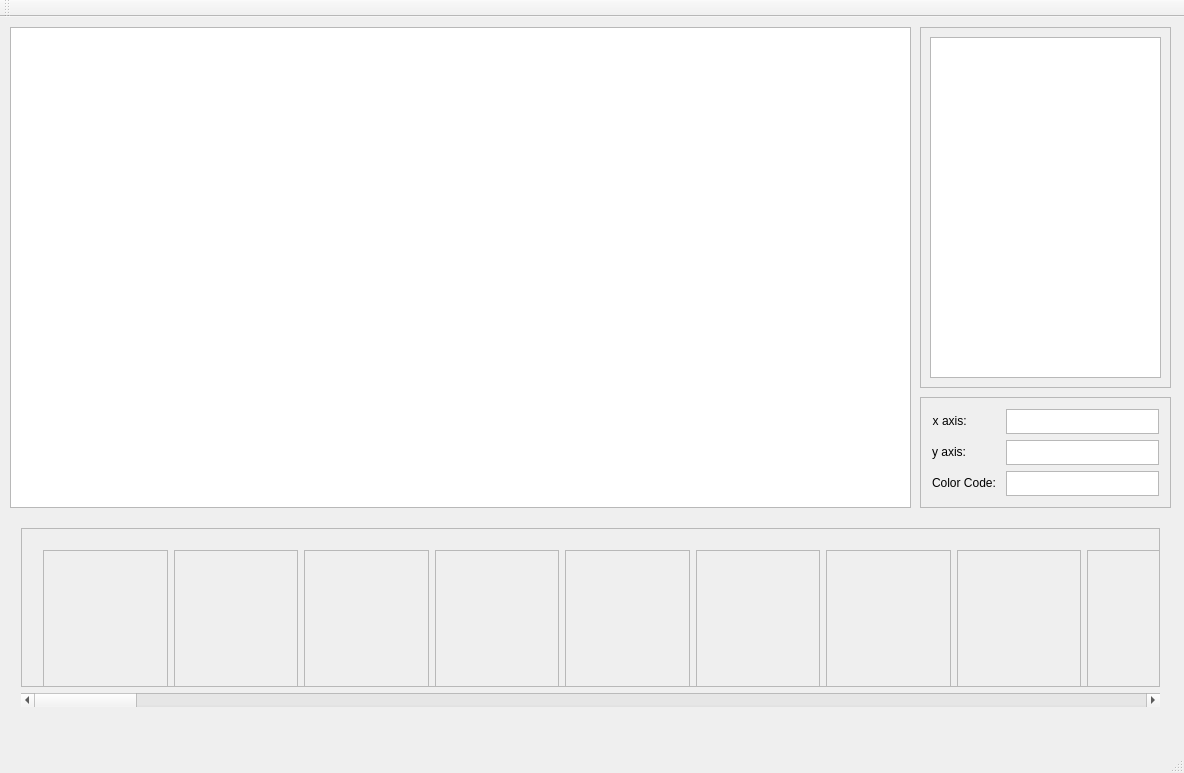
Before: the Qt Designer form mainwindow.ui in unrelentingfox/TowerAnimator-cs383, drawn with Qt 5.
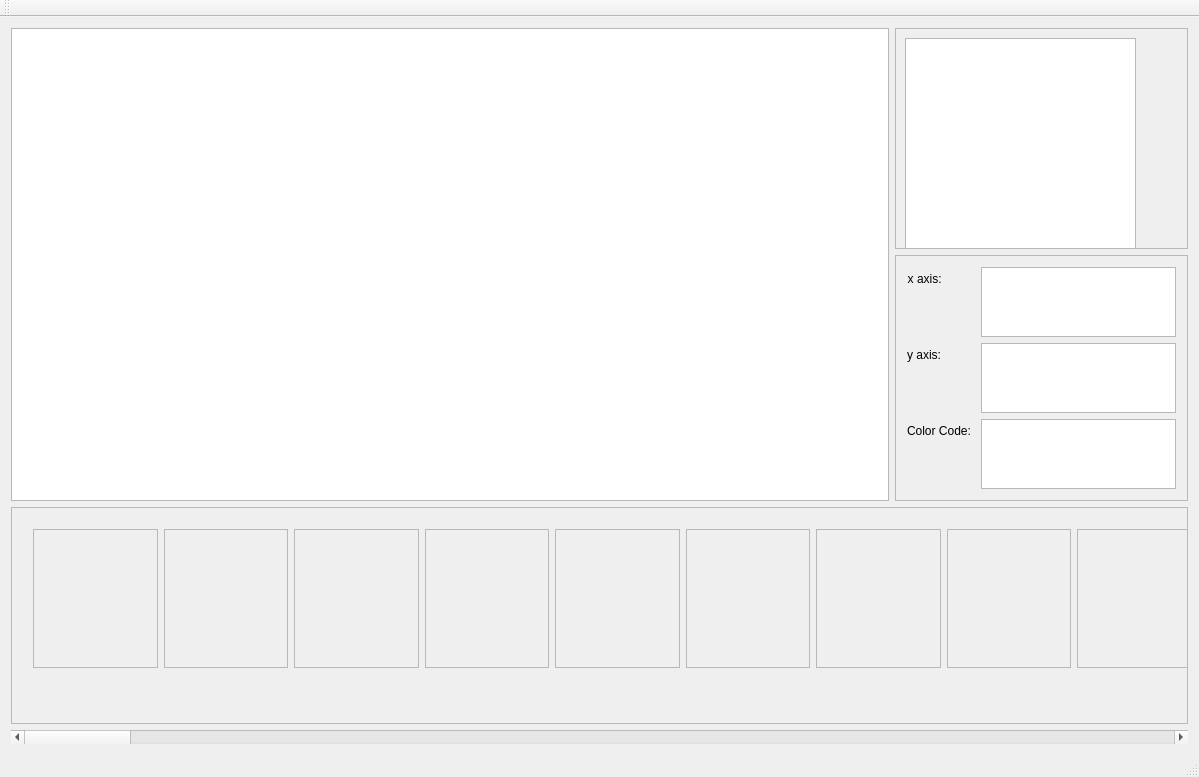
After: the same form once the commit is applied.

Commit message: Made everything scalable

Patch:
```diff
--- a/mainwindow.ui
+++ b/mainwindow.ui
@@ -5,33 +5,44 @@
    <rect>
     <x>0</x>
     <y>0</y>
-    <width>1184</width>
-    <height>773</height>
+    <width>1199</width>
+    <height>777</height>
    </rect>
   </property>
   <property name="windowTitle">
    <string>Tower Animator</string>
   </property>
   <widget class="QWidget" name="centralWidget">
-   <widget class="QGraphicsView" name="graphicsView">
+   <layout class="QVBoxLayout" name="verticalLayout_2" stretch="2,1">
+    <item>
+     <layout class="QHBoxLayout" name="horizontalLayout_2" stretch="3,1">
+      <item>
+       <widget class="QGraphicsView" name="graphicsView"/>
+      </item>
+      <item>
+       <layout class="QVBoxLayout" name="verticalLayout" stretch="1,1">
+        <item>
+         <widget class="QFrame" name="frame_12">
+          <property name="frameShape">
+           <enum>QFrame::StyledPanel</enum>
+          </property>
+          <property name="frameShadow">
+           <enum>QFrame::Raised</enum>
+          </property>
+          <widget class="QListView" name="listView">
     <property name="geometry">
      <rect>
       <x>10</x>
       <y>10</y>
-      <width>901</width>
-      <height>481</height>
+             <width>231</width>
+             <height>211</height>
      </rect>
     </property>
    </widget>
+         </widget>
+        </item>
+        <item>
    <widget class="QFrame" name="frame">
-    <property name="geometry">
-     <rect>
-      <x>920</x>
-      <y>380</y>
-      <width>251</width>
-      <height>111</height>
-     </rect>
-    </property>
     <property name="frameShape">
      <enum>QFrame::StyledPanel</enum>
     </property>
@@ -74,41 +85,12 @@
      </item>
     </layout>
    </widget>
-   <widget class="QFrame" name="frame_12">
-    <property name="geometry">
-     <rect>
-      <x>920</x>
-      <y>10</y>
-      <width>251</width>
-      <height>361</height>
-     </rect>
-    </property>
-    <property name="frameShape">
-     <enum>QFrame::StyledPanel</enum>
-    </property>
-    <property name="frameShadow">
-     <enum>QFrame::Raised</enum>
-    </property>
-    <widget class="QListView" name="listView">
-     <property name="geometry">
-      <rect>
-       <x>10</x>
-       <y>10</y>
-       <width>231</width>
-       <height>341</height>
-      </rect>
-     </property>
-    </widget>
-   </widget>
-   <widget class="QWidget" name="">
-    <property name="geometry">
-     <rect>
-      <x>10</x>
-      <y>500</y>
-      <width>1161</width>
-      <height>201</height>
-     </rect>
-    </property>
+        </item>
+       </layout>
+      </item>
+     </layout>
+    </item>
+    <item>
     <layout class="QVBoxLayout" name="Frames">
      <item>
       <widget class="QScrollArea" name="scrollArea_2">
@@ -120,11 +102,11 @@
          <rect>
           <x>0</x>
           <y>0</y>
-          <width>1157</width>
-          <height>177</height>
-         </rect>
-        </property>
-        <widget class="QWidget" name="">
+           <width>1177</width>
+           <height>207</height>
+          </rect>
+         </property>
+         <widget class="QWidget" name="layoutWidget">
          <property name="geometry">
           <rect>
            <x>10</x>
@@ -247,7 +229,8 @@
       </widget>
      </item>
     </layout>
-   </widget>
+    </item>
+   </layout>
   </widget>
   <widget class="QMenuBar" name="menuBar">
    <property name="geometry">
```
Left out of the diff: 9 changed lines with no effect on the pictures. Lines whose indentation alone changed are shown as unchanged.
